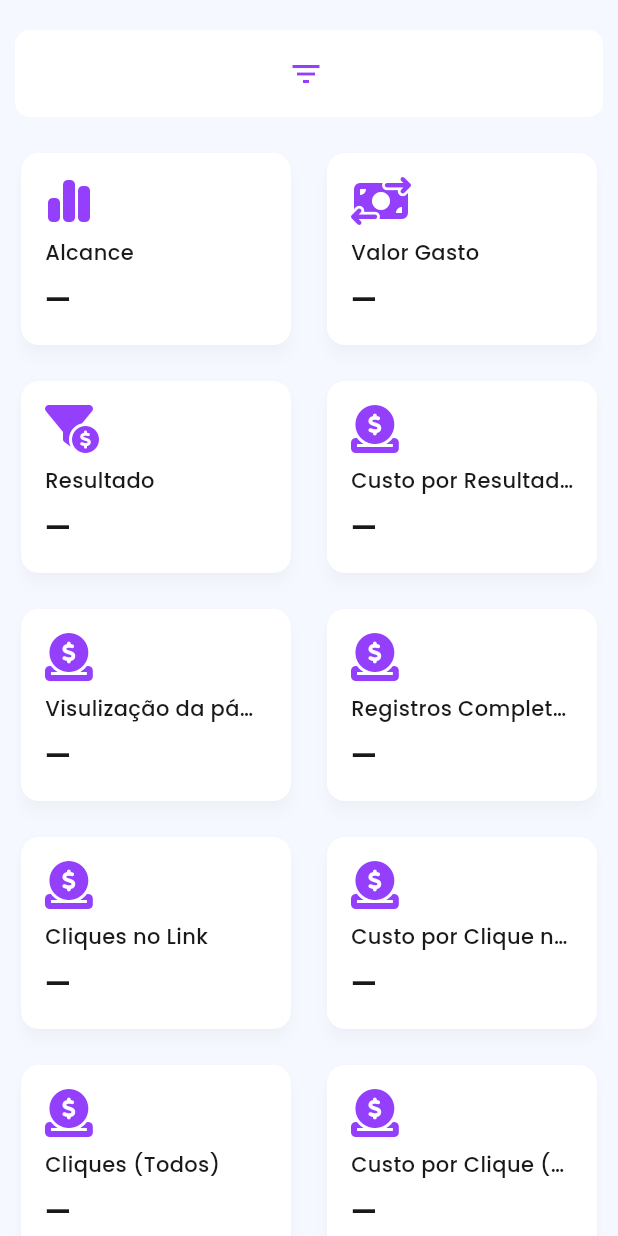
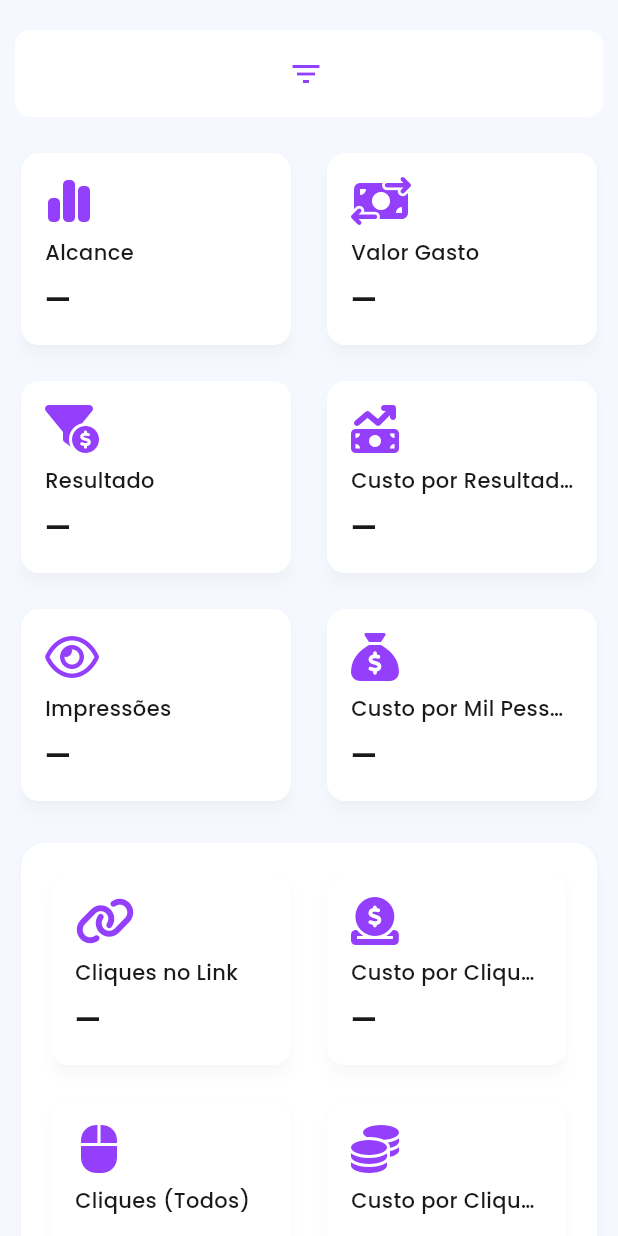
Before and after one commit to SotorivaXL/app_io, a Flutter app: the DashboardPage screen opened by its route, on a phone screen of 412 x 824 dp. Run offline on Flutter 3.47's test engine with Material 3 defaults, Android fonts, the phone set to English and light mode, and no system bars; our stand-ins replace bottom_navy_bar, cloud_firestore, cloud_functions, connectivity_plus, dropdown_button2, firebase_auth and 12 more; accounts and stored records are empty; network calls fail; statements that could not run were skipped; project files that could hold a hidden picture were left out.

Commit message:
Atualização na tela de Dashboard

```diff
--- a/lib/features/screens/dasboard/dashboard_page.dart
+++ b/lib/features/screens/dasboard/dashboard_page.dart
@@ -27,7 +27,7 @@ class _DashboardPageState extends State<DashboardPage> {
   DateRangePickerController();
 
   final String apiUrl =
-      "https://0ea6-2804-6fc-aeb7-7100-e52c-fd68-cf54-241c.ngrok-free.app/dynamic_insights";
+      "https://app-io-1c16f.uc.r.appspot.com/dynamic_insights";
 
   List<Map<String, dynamic>> adAccounts = [];
 
@@ -226,6 +226,9 @@ class _DashboardPageState extends State<DashboardPage> {
                 _buildFilters(),
                 const SizedBox(height: 20),
                 _buildMetricCards(),
+                const SizedBox(height: 20),
+                _buildGroupedCards(),
+                const SizedBox(height: 50),
               ],
             ),
           ),
@@ -571,6 +574,114 @@ class _DashboardPageState extends State<DashboardPage> {
     );
   }
 
+  String _getFormattedValue(String key) {
+    final dynamic dataValue = initialInsightsData[key];
+
+    if (dataValue != null) {
+      final double numericValue = _parseToDouble(dataValue);
+      if (['spend', 'cost_per_inline_link_click', 'cpc'].contains(key)) {
+        // Formata como valor monetário
+        return NumberFormat.currency(locale: 'pt_BR', symbol: 'R\$').format(numericValue);
+      } else {
+        // Formata como número com separador de milhares
+        return NumberFormat('#,##0', 'pt_BR').format(numericValue);
+      }
+    }
+    return '—'; // Valor padrão se não houver dados
+  }
+
+  Widget _buildGroupedCards() {
+    final List<Map<String, dynamic>> metrics = [
+      {
+        'title': 'Cliques no Link',
+        'key': 'inline_link_clicks',
+        'icon': FontAwesomeIcons.link
+      },
+      {
+        'title': 'Custo por Clique no Link',
+        'key': 'cost_per_inline_link_click',
+        'icon': FontAwesomeIcons.circleDollarToSlot
+      },
+      {
+        'title': 'Cliques (Todos)',
+        'key': 'clicks',
+        'icon': FontAwesomeIcons.computerMouse
+      },
+      {
+        'title': 'Custo por Clique (CPC - Todos)',
+        'key': 'cpc',
+        'icon': FontAwesomeIcons.coins
+      },
+    ];
+
+    final currencyFormatter =
+    NumberFormat.currency(locale: 'pt_BR', symbol: 'R\$');
+    final formatter = NumberFormat('#,##0', 'pt_BR');
+
+    return Card(
+      elevation: 6,
+      shape: RoundedRectangleBorder(
+        borderRadius: BorderRadius.circular(16),
+      ),
+      color: Theme.of(context).colorScheme.secondary,
+      child: Padding(
+        padding: const EdgeInsets.all(16),
+        child: Column(
+          crossAxisAlignment: CrossAxisAlignment.stretch,
+          children: [
+            Column(
+              children: [
+                // Primeira linha de cards
+                Row(
+                  mainAxisAlignment: MainAxisAlignment.spaceBetween,
+                  children: [
+                    Expanded(
+                      child: _buildMetricCard(
+                        metrics[0]['title'],
+                        _getFormattedValue(metrics[0]['key']),
+                        metrics[0]['icon'],
+                      ),
+                    ),
+                    const SizedBox(width: 16), // Espaço entre os cards
+                    Expanded(
+                      child: _buildMetricCard(
+                        metrics[1]['title'],
+                        _getFormattedValue(metrics[1]['key']),
+                        metrics[1]['icon'],
+                      ),
+                    ),
+                  ],
+                ),
+                const SizedBox(height: 16), // Espaço entre as linhas
+                // Segunda linha de cards
+                Row(
+                  mainAxisAlignment: MainAxisAlignment.spaceBetween,
+                  children: [
+                    Expanded(
+                      child: _buildMetricCard(
+                        metrics[2]['title'],
+                        _getFormattedValue(metrics[2]['key']),
+                        metrics[2]['icon'],
+                      ),
+                    ),
+                    const SizedBox(width: 16), // Espaço entre os cards
+                    Expanded(
+                      child: _buildMetricCard(
+                        metrics[3]['title'],
+                        _getFormattedValue(metrics[3]['key']),
+                        metrics[3]['icon'],
+                      ),
+                    ),
+                  ],
+                ),
+              ],
+            ),
+          ],
+        ),
+      ),
+    );
+  }
+
   Widget _buildMetricCards() {
     final List<Map<String, dynamic>> metrics = [
       {
@@ -591,47 +702,17 @@ class _DashboardPageState extends State<DashboardPage> {
       {
         'title': 'Custo por Resultado',
         'key': 'cost_per_result',
-        'icon': FontAwesomeIcons.circleDollarToSlot
-      },
-      {
-        'title': 'Visulização da página',
-        'key': 'PageView',
-        'icon': FontAwesomeIcons.circleDollarToSlot
-      },
-      {
-        'title': 'Registros Completos',
-        'key': 'CompleteRegistration',
-        'icon': FontAwesomeIcons.circleDollarToSlot
-      },
-      {
-        'title': 'Cliques no Link',
-        'key': 'inline_link_clicks',
-        'icon': FontAwesomeIcons.circleDollarToSlot
-      },
-      {
-        'title': 'Custo por Clique no Link',
-        'key': 'cost_per_inline_link_click',
-        'icon': FontAwesomeIcons.circleDollarToSlot
-      },
-      {
-        'title': 'Cliques (Todos)',
-        'key': 'clicks',
-        'icon': FontAwesomeIcons.circleDollarToSlot
-      },
-      {
-        'title': 'Custo por Clique (CPC - Todos)',
-        'key': 'cpc',
-        'icon': FontAwesomeIcons.circleDollarToSlot
+        'icon': FontAwesomeIcons.moneyBillTrendUp
       },
       {
         'title': 'Impressões',
         'key': 'impressions',
-        'icon': FontAwesomeIcons.circleDollarToSlot
+        'icon': FontAwesomeIcons.eye
       },
       {
         'title': 'Custo por Mil Pessoas Alcançadas (CPM)',
         'key': 'cpm',
-        'icon': FontAwesomeIcons.circleDollarToSlot
+        'icon': FontAwesomeIcons.sackDollar
       },
     ];
 
```
Also changed, not shown: 1 other file.
